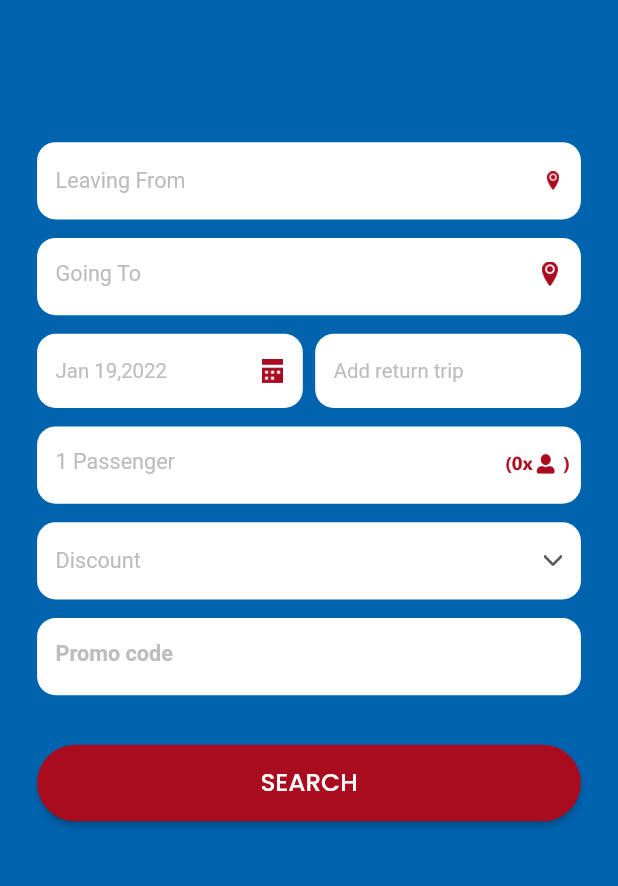
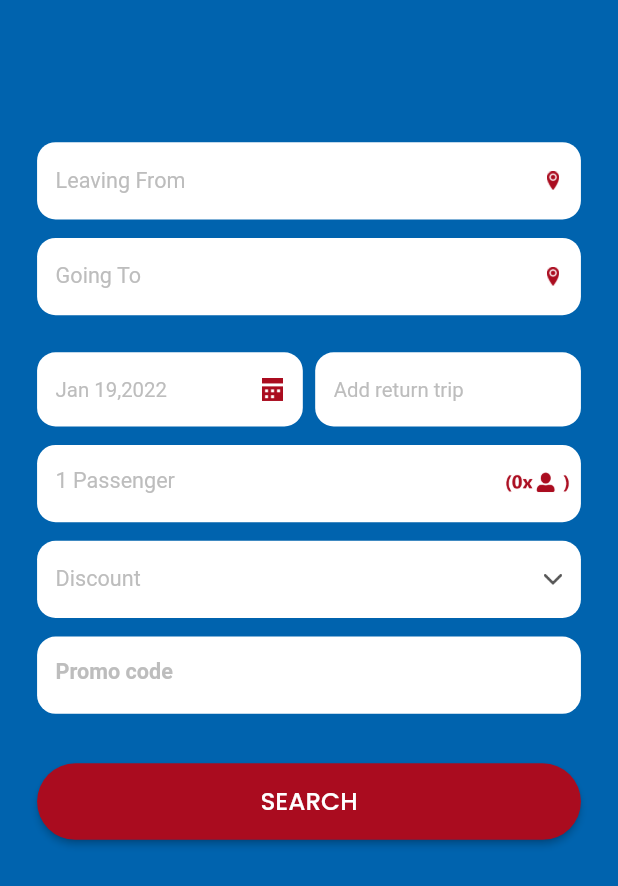
Before and after one commit to jhanvi0319/Bus_transportation, a Flutter app: the BookATripTab widget shown alone on an empty page, opened directly, on a phone screen of 412 x 824 dp. Shown: the top 886 px of the screen. Run offline on Flutter 3.47's test engine with Material 2 defaults, Android fonts, the light colour scheme and no system bars; our stand-ins replace device_preview, google_fonts; network calls fail.

Commit message:
book_a_trip_tab.dart changes

```diff
--- a/lib/screens/home/bookAtripTab/book_a_trip_tab.dart
+++ b/lib/screens/home/bookAtripTab/book_a_trip_tab.dart
@@ -24,12 +24,12 @@ class _BookATripTabState extends State<BookATripTab> {
     fetchToAndFromCities();
   }
 
-  var fromCitiesJson;
-  var toCitiesJson;
+  List<DropdownMenuItem<String>> fromCitiesList = [];
+  List<DropdownMenuItem<String>> toCitiesList = [];
   int cityFromSelectedId = 0;
   int cityToSelectedId = 0;
-  var cityFromSelectedName ;
-  var cityToSelectedName ;
+  var cityFromSelectedName = null ;
+  var cityToSelectedName = null;
   DateTime _dateTime = DateTime.now();
   DateTime _returnDateTime = DateTime.now();
   bool addReturnTripSelected = false;
@@ -91,7 +91,7 @@ class _BookATripTabState extends State<BookATripTab> {
           color: Colors.white,
           borderRadius: BorderRadius.circular(screenWidth * 3)),
       child: DropdownButtonHideUnderline(
-          child: DropdownButton(
+          child: DropdownButton<String>(
               icon: SizedBox(
                 height: screenWidth * 3,
                 width: screenWidth * 3,
@@ -104,8 +104,7 @@ class _BookATripTabState extends State<BookATripTab> {
               style: TextStyle(color: Colors.grey.shade900, fontSize: 13),
               hint: Text(
                   cityFromSelectedId == 0
-                      ? 'Leaving From'
-                      : cityFromSelectedName,
+                      ? 'Leaving From' : '',
                   style: TextStyle(
                       color: cityFromSelectedId == 0
                           ? Colors.grey.shade400
@@ -119,12 +118,7 @@ class _BookATripTabState extends State<BookATripTab> {
               },
             value: cityFromSelectedName,
 
-            items: fromCitiesJson?.map<DropdownMenuItem>((item) {
-              return new DropdownMenuItem(
-                child: new Text(item['name']),
-                value: item['id'].toString(),
-              );
-            }).toList()?? [],
+            items: fromCitiesList,
           )),
     );
   }
@@ -132,29 +126,42 @@ class _BookATripTabState extends State<BookATripTab> {
   Widget goingToField(screenWidth) {
     return Container(
       height: screenWidth * 12.5,
-      padding: EdgeInsets.only(left: screenWidth * 3),
+      padding: EdgeInsets.only(left: screenWidth * 3, right: screenWidth * 3),
+      margin: EdgeInsets.only(bottom: screenWidth * 3),
+      width: double.infinity,
       decoration: BoxDecoration(
           color: Colors.white,
           borderRadius: BorderRadius.circular(screenWidth * 3)),
-      child: TextField(
-        style:
-        TextStyle(color: Colors.grey.shade800, fontSize: screenWidth * 3.5),
-        decoration: InputDecoration(
-            border: InputBorder.none,
-            suffixIcon: SizedBox(
-              height: screenWidth * 1,
+      child: DropdownButtonHideUnderline(
+          child: DropdownButton<String>(
+            icon: SizedBox(
+              height: screenWidth * 3,
               width: screenWidth * 3,
               child: Image.asset(
                 'assets/location_icon.png',
                 fit: BoxFit.contain,
               ),
             ),
-            suffixIconConstraints: BoxConstraints(
-                minWidth: screenWidth * 10, minHeight: screenWidth * 4),
-            hintText: 'Going To',
-            hintStyle: TextStyle(
-                color: Colors.grey.shade400, fontSize: screenWidth * 3.5)),
-      ),
+            isExpanded: true,
+            style: TextStyle(color: Colors.grey.shade900, fontSize: 13),
+            hint: Text(
+                cityToSelectedId == 0
+                    ? 'Going To' : '',
+                style: TextStyle(
+                    color: cityToSelectedId == 0
+                        ? Colors.grey.shade400
+                        : Colors.grey.shade800,
+                    fontSize: screenWidth * 3.5)),
+            onChanged: (val) {
+              setState(() {
+                cityToSelectedId =  int.parse(val.toString());
+                cityToSelectedName = val;
+              });
+            },
+            value: cityToSelectedName,
+
+            items: toCitiesList,
+          )),
     );
   }
 
@@ -386,12 +393,33 @@ class _BookATripTabState extends State<BookATripTab> {
     if (response.statusCode == 200) {
       var jsonData = jsonDecode(response.body);
 
-      fromCitiesJson = jsonData["From_Buses"];
-      toCitiesJson = jsonData["To_Buses"];
+      var fromCitiesJson = jsonData["From_Buses"];
+      var toCitiesJson = jsonData["To_Buses"];
+      List<DropdownMenuItem<String>> fromCitiesListLocal = [];
+      List<DropdownMenuItem<String>> toCitiesListLocal = [];
+      for(var item in fromCitiesJson) {
+        DropdownMenuItem<String> city = new DropdownMenuItem<String>(
+          child: new Text(item['name']),
+          value: item['id'].toString(),
+        );
+        fromCitiesListLocal.add((city));
+      }
+
+      for(var item in toCitiesJson) {
+        DropdownMenuItem<String> city = new DropdownMenuItem<String>(
+          child: new Text(item['name']),
+          value: item['id'].toString(),
+        );
+        toCitiesListLocal.add((city));
+      }
+      setState(() {
+        fromCitiesList = fromCitiesListLocal;
+        toCitiesList = toCitiesListLocal;
+      });
 
     }
     else{
-      AlertDialog("Connection Error!");
+      //AlertDialog("Connection Error!");
     }
   }
 }
```
